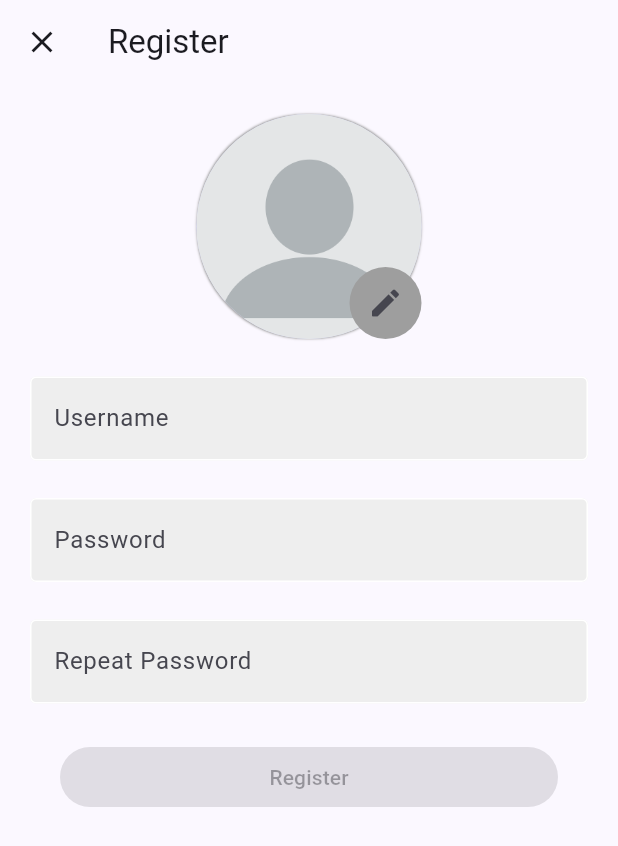
After one commit to WiktorOgrodnik/vhome-app, a Flutter app: the screen it shows after launch, after a tap on "Create new account", on a phone screen of 412 x 824 dp. The commit adds this screen. Shown: the top 846 px of the screen. Run offline on Flutter 3.47's test engine with Material 3 defaults, Android fonts, the phone set to English and light mode, and no system bars; our stand-ins replace bloc, equatable, flutter_bloc, formz, image_picker, rxdart; missing offline and left inert: file_selector.

Commit message:
adds registration

```diff
--- a/lib/login_page/view/login_page.dart
+++ b/lib/login_page/view/login_page.dart
@@ -2,6 +2,7 @@ import 'package:flutter/material.dart';
 import 'package:flutter_bloc/flutter_bloc.dart';
 import 'package:vhome_frontend/login_page/bloc/login_bloc.dart';
 import 'package:vhome_frontend/login_page/view/view.dart';
+import 'package:vhome_frontend/register/view/view.dart';
 import 'package:vhome_repository/vhome_repository.dart';
 
 class LoginPage extends StatelessWidget {
@@ -42,7 +43,18 @@ class LoginPage extends StatelessWidget {
                     create: (context) =>
                       LoginBloc(repository: context.read<VhomeRepository>()),
                     child: const LoginForm(),
-                  )
+                  ),
+                  const Spacer(flex: 2),
+                  Padding(
+                    padding: const EdgeInsets.all(25.0),
+                    child: ElevatedButton(
+                      onPressed: () =>
+                        Navigator.of(context).push(
+                          RegisterPage.route(),
+                        ),
+                      child: Text("Create new account"),
+                    ),
+                  ),
                 ],
               ),
             ),
--- /dev/null
+++ b/lib/register/bloc/register_bloc.dart
@@ -0,0 +1,107 @@
+import 'dart:typed_data';
+
+import 'package:bloc/bloc.dart';
+import 'package:equatable/equatable.dart';
+import 'package:file_selector/file_selector.dart';
+import 'package:flutter/foundation.dart';
+import 'package:formz/formz.dart';
+import 'package:vhome_frontend/register/register.dart';
+import 'package:vhome_repository/vhome_repository.dart';
+
+part 'register_event.dart';
+part 'register_state.dart';
+
+class RegisterBloc extends Bloc<RegisterEvent, RegisterState> {
+  RegisterBloc({
+    required VhomeRepository repository
+  }) : _repository = repository, super(RegisterState()) {
+    on<RegisterSubmitted>(_onSubmitted);
+    on<RegisterUsernameChanged>(_onUsernameChanged);
+    on<RegisterPasswordChanged>(_onPasswordChanged);
+    on<RegisterRepeatPasswordChanged>(_onRepeatPasswordChanged);
+    on<RegisterUserPictureChangeRequested>(_onRegisterUserPictureChangeRequested);
+  }
+
+  final VhomeRepository _repository;
+
+  void _onUsernameChanged(
+    RegisterUsernameChanged event,
+    Emitter<RegisterState> emit
+  ) {
+    final username = Username.dirty(event.username);
+    emit(
+      state.copyWith(
+        username: username,
+        isValid: Formz.validate([username, state.password, state.repeatPassword])
+      )
+    );
+  }
+
+  void _onPasswordChanged(
+    RegisterPasswordChanged event,
+    Emitter<RegisterState> emit
+  ) {
+    final password = Password.dirty(event.password);
+    emit(
+      state.copyWith(
+        password: password,
+        isValid: Formz.validate([state.username, password, state.repeatPassword])
+      )
+    );
+  }
+
+  void _onRepeatPasswordChanged(
+    RegisterRepeatPasswordChanged event,
+    Emitter<RegisterState> emit
+  ) {
+    final repeatPassword = RepeatPassword.dirty(
+      password: state.password.value,
+      value: event.repeatPassword
+    );
+
+    emit(
+      state.copyWith(
+        repeatPassword: repeatPassword,
+        isValid: Formz.validate([state.username, state.password, repeatPassword])
+      )
+    );
+  }
+
+  Future<void> _onRegisterUserPictureChangeRequested(
+    RegisterUserPictureChangeRequested event,
+    Emitter<RegisterState> emit,
+  ) async {
+    const XTypeGroup typeGroup = XTypeGroup(
+      label: 'images',
+      extensions: <String>['png'],
+    );
+    final XFile? file =
+      await openFile(acceptedTypeGroups: <XTypeGroup>[typeGroup]);
+
+    emit(state.copyWith(status: RegisterStatus.loadingPicture));
+
+    if (file != null) {
+      final picture = await file.readAsBytes();
+      emit(state.copyWith(status: RegisterStatus.ready, picture: picture));
+    }
+  }
+
+  Future<void> _onSubmitted(
+    RegisterSubmitted event,
+    Emitter<RegisterState> emit,
+  ) async {
+    if (state.isValid) {
+      try {
+        await _repository.registerUser(
+          state.username.value,
+          state.password.value,
+          state.picture
+        );
+        emit(state.copyWith(formStatus: FormzSubmissionStatus.success));
+      } catch (error) {
+        print(error);
+        emit(state.copyWith(formStatus: FormzSubmissionStatus.failure));
+      }
+    }
+  }
+}
--- /dev/null
+++ b/lib/register/bloc/register_event.dart
@@ -0,0 +1,41 @@
+part of 'register_bloc.dart';
+
+sealed class RegisterEvent extends Equatable {
+  const RegisterEvent();
+
+  @override
+  List<Object> get props => [];
+}
+
+
+final class RegisterUsernameChanged extends RegisterEvent {
+  const RegisterUsernameChanged({required this.username});
+  final String username;
+
+  @override
+  List<Object> get props => [username];
+}
+
+final class RegisterPasswordChanged extends RegisterEvent {
+  const RegisterPasswordChanged({required this.password});
+  final String password;
+
+  @override
+  List<Object> get props => [password];
+}
+
+final class RegisterRepeatPasswordChanged extends RegisterEvent {
+  const RegisterRepeatPasswordChanged({required this.repeatPassword});
+  final String repeatPassword;
+
+  @override
+  List<Object> get props => [repeatPassword];
+}
+
+final class RegisterUserPictureChangeRequested extends RegisterEvent {
+  const RegisterUserPictureChangeRequested();
+}
+
+final class RegisterSubmitted extends RegisterEvent {
+  const RegisterSubmitted();
+}
--- /dev/null
+++ b/lib/register/bloc/register_state.dart
@@ -0,0 +1,49 @@
+part of 'register_bloc.dart';
+
+enum RegisterStatus {
+  loadingPicture,
+  ready,
+}
+
+final class RegisterState extends Equatable {
+  const RegisterState({
+    this.formStatus = FormzSubmissionStatus.initial,
+    this.status = RegisterStatus.ready,
+    this.username = const Username.pure(),
+    this.password = const Password.pure(),
+    this.repeatPassword = const RepeatPassword.pure(),
+    this.picture,
+    this.isValid = false,
+  });
+
+  final FormzSubmissionStatus formStatus;
+  final RegisterStatus status;
+  final Username username;
+  final Password password;
+  final RepeatPassword repeatPassword;
+  final Uint8List? picture;
+  final bool isValid;
+
+  RegisterState copyWith({
+    FormzSubmissionStatus? formStatus,
+    RegisterStatus? status,
+    Username? username,
+    Password? password,
+    RepeatPassword? repeatPassword,
+    Uint8List? picture,
+    bool? isValid,
+  }) {
+    return RegisterState(
+      formStatus: formStatus ?? this.formStatus,
+      status: status ?? this.status,
+      username: username ?? this.username,
+      password: password ?? this.password,
+      repeatPassword: repeatPassword ?? this.repeatPassword,
+      picture: picture ?? this.picture,
+      isValid: isValid ?? this.isValid,
+    );
+  }
+
+  @override
+  List<Object?> get props => [formStatus, status, username, password, repeatPassword, picture, isValid];
+}
--- /dev/null
+++ b/lib/register/models/models.dart
@@ -0,0 +1,3 @@
+export 'password.dart';
+export 'repeat_password.dart';
+export 'username.dart';
--- /dev/null
+++ b/lib/register/models/password.dart
@@ -0,0 +1,14 @@
+import 'package:formz/formz.dart';
+
+enum PasswordValidationError { empty }
+
+class Password extends FormzInput<String, PasswordValidationError> {
+  const Password.pure() : super.pure('');
+  const Password.dirty([super.value = '']) : super.dirty();
+
+  @override
+  PasswordValidationError? validator(String value) {
+    if (value.isEmpty) return PasswordValidationError.empty;
+    return null;
+  }
+}
--- /dev/null
+++ b/lib/register/models/repeat_password.dart
@@ -0,0 +1,37 @@
+import 'package:formz/formz.dart';
+
+enum RepeatPasswordValidationError { empty, mismatch }
+
+class RepeatPassword extends FormzInput<String, RepeatPasswordValidationError> {
+  final String password;
+
+  const RepeatPassword.pure({
+    this.password = ''
+  }) : super.pure('');
+
+  const RepeatPassword.dirty({
+    required this.password,
+    String value = ''
+  }) : super.dirty(value);
+
+  @override
+  RepeatPasswordValidationError? validator(String value) {
+    if (value.isEmpty) return RepeatPasswordValidationError.empty;
+    if (password != value) return RepeatPasswordValidationError.mismatch;
+
+    return null;
+  }
+}
+
+extension Explanation on RepeatPasswordValidationError {
+  String? get name {
+    switch(this) {
+      case RepeatPasswordValidationError.empty:
+        return 'repeat password can not be empty';
+      case RepeatPasswordValidationError.mismatch:
+        return 'passwords not match';
+      default:
+        return null;
+    }
+  }
+}
--- /dev/null
+++ b/lib/register/models/username.dart
@@ -0,0 +1,14 @@
+import 'package:formz/formz.dart';
+
+enum UsernameValidationError { empty }
+
+class Username extends FormzInput<String, UsernameValidationError> {
+  const Username.pure() : super.pure('');
+  const Username.dirty([super.value = '']) : super.dirty();
+
+  @override
+  UsernameValidationError? validator(String value) {
+    if (value.isEmpty) return UsernameValidationError.empty;
+    return null;
+  }
+}
--- /dev/null
+++ b/lib/register/register.dart
@@ -0,0 +1,3 @@
+export 'bloc/register_bloc.dart';
+export 'models/models.dart';
+export 'view/view.dart';
--- /dev/null
+++ b/lib/register/view/register_page.dart
@@ -0,0 +1,205 @@
+import 'package:flutter/material.dart';
+import 'package:flutter_bloc/flutter_bloc.dart';
+import 'package:formz/formz.dart';
+import 'package:vhome_frontend/register/register.dart';
+import 'package:vhome_frontend/widgets/widgets.dart';
+import 'package:vhome_repository/vhome_repository.dart';
+
+class RegisterPage extends StatelessWidget {
+  const RegisterPage({super.key});
+
+  static Route<void> route({Taskset? taskset, Task? task}) {
+    return MaterialPageRoute(
+      fullscreenDialog: true,
+      builder: (context) => BlocProvider(
+        create: (context) => RegisterBloc(
+          repository: context.read<VhomeRepository>(),
+        ),
+        child: RegisterPage(),
+      ),
+    );
+  }
+
+  @override
+  Widget build(BuildContext context) {
+    return MultiBlocListener(
+      listeners: [
+        BlocListener<RegisterBloc, RegisterState>(
+          listenWhen: (previous, current) =>
+            previous.formStatus != current.formStatus &&
+            current.formStatus.isSuccess,
+          listener: (context, state) => Navigator.of(context).pop(),
+        ),
+        BlocListener<RegisterBloc, RegisterState>(
+          listenWhen: (previous, current) =>
+            previous.formStatus != current.formStatus &&
+            current.formStatus.isFailure,
+          listener: (context, state) =>
+            ScaffoldMessenger.of(context)
+              ..hideCurrentSnackBar()
+              ..showSnackBar(
+                const SnackBar(
+                  content: Text("Failed to register user!")
+                )
+              )
+        ),
+      ],
+      child: RegisterView(),
+    );
+  }
+}
+
+class RegisterView extends StatelessWidget {
+  const RegisterView({super.key});
+
+  @override
+  Widget build(BuildContext context) {
+    return Scaffold(
+      appBar: AppBar(
+        title: Text("Register")
+      ),
+      body: Container(
+        alignment: Alignment.topCenter,
+        child: SizedBox(
+          width: 1000,
+          child: Scrollbar(
+            child: SingleChildScrollView(
+              child: Padding(
+                padding: const EdgeInsets.all(20.0),
+                child: Column(
+                  crossAxisAlignment: CrossAxisAlignment.center,
+                  children: [
+                    _UserProfilePicture(),
+                    SizedBox(height: 25),
+                    _UsernameField(),
+                    SizedBox(height: 25),
+                    _PasswordField(),
+                    SizedBox(height: 25),
+                    _RepeatPasswordField(),
+                    SizedBox(height: 25),
+                    _AcceptButton(),
+                  ],
+                ),
+              ),
+            ),
+          ),
+        ),
+      )
+    );
+  }
+}
+
+class _UserProfilePicture extends StatelessWidget {
+  const _UserProfilePicture();
+
+  @override
+  Widget build(BuildContext context) {
+    return Stack(
+      children: [
+        BlocBuilder<RegisterBloc, RegisterState>(
+          buildWhen: (previous, current) =>
+            previous.status != current.status &&
+            current.status == RegisterStatus.ready,
+          builder: (context, state) {
+            if (state.picture == null) {
+              return UserIcon(AssetImage("assets/profile_picture.png"), size: 150.0);
+            } else {
+              return UserIcon(MemoryImage(state.picture!), size: 150.0);
+            }
+          }
+        ),
+        Positioned(
+          bottom: 0.0,
+          right: 0.0,
+          child: Container(
+            decoration: ShapeDecoration(
+              color: Colors.grey,
+              shape: CircleBorder(),
+            ),
+            child: IconButton(
+              onPressed: () =>
+                context
+                  .read<RegisterBloc>()
+                  .add(RegisterUserPictureChangeRequested()),
+              icon: Icon(Icons.edit_rounded),
+            ),
+          ),
+        )
+      ]
+    );
+  }
+}
+
+class _UsernameField extends StatelessWidget {
+  const _UsernameField();
+
+  @override
+  Widget build(BuildContext context) {
+    return BlocBuilder<RegisterBloc, RegisterState>(
+      buildWhen: (previous, current) => previous.username != current.username,
+      builder: (context, state) {
+        return StandardFormField(
+          hintText: "Username",
+          onChanged: (value) => context.read<RegisterBloc>().add(RegisterUsernameChanged(username: value)),
+          errorText: state.username.displayError != null ? 'username can not be null' : null,
+        );
+      }
+    );
+  }
+}
+
+class _PasswordField extends StatelessWidget {
+  const _PasswordField();
+
+  @override
+  Widget build(BuildContext context) {
+    return BlocBuilder<RegisterBloc, RegisterState>(
+      buildWhen: (previous, current) => previous.password != current.password,
+      builder: (context, state) {
+        return StandardFormField(
+          hintText: "Password",
+          obscureText: true,
+          onChanged: (value) => context.read<RegisterBloc>().add(RegisterPasswordChanged(password: value)),
+          errorText: state.password.displayError != null ? 'password can not be null' : null,
+        );
+      }
+    );
+  }
+}
+
+class _RepeatPasswordField extends StatelessWidget {
+  const _RepeatPasswordField();
+
+  @override
+  Widget build(BuildContext context) {
+    return BlocBuilder<RegisterBloc, RegisterState>(
+      buildWhen: (previous, current) => previous.repeatPassword != current.repeatPassword,
+      builder: (context, state) {
+        return StandardFormField(
+          hintText: "Repeat Password",
+          obscureText: true,
+          onChanged: (value) => context.read<RegisterBloc>().add(RegisterRepeatPasswordChanged(repeatPassword: value)),
+          errorText: state.repeatPassword.displayError?.name,
+        );
+      }
+    );
+  }
+}
+
+class _AcceptButton extends StatelessWidget {
+  const _AcceptButton();
+
+  @override
+  Widget build(BuildContext context) {
+    final state = context.select((RegisterBloc bloc) => bloc.state);
+
+    return state.formStatus.isInProgress
+        ? const CircularProgressIndicator()
+        : ConfirmButton(
+            onPressed: state.isValid
+              ? () => context.read<RegisterBloc>().add(const RegisterSubmitted())
+              : null,
+            child: Text("Register"),
+          );
+  }
+}
--- /dev/null
+++ b/lib/register/view/view.dart
@@ -0,0 +1 @@
+export 'register_page.dart';
--- a/lib/users/bloc/users_event.dart
+++ b/lib/users/bloc/users_event.dart
@@ -25,3 +25,5 @@ final class UserTaskAssigned extends UsersEvent {
   @override
   List<Object> get props => [task, user, value];
 }
+
+final class UsersUploadProfilePictureRequested extends UsersEvent {}
--- a/packages/vhome_repository/lib/src/vhome_repository.dart
+++ b/packages/vhome_repository/lib/src/vhome_repository.dart
@@ -1,5 +1,6 @@
 import 'dart:async';
 
+import 'package:flutter/foundation.dart';
 import 'package:vhome_repository/src/auth_state.dart';
 import 'package:vhome_web_api/vhome_web_api.dart';
 
@@ -76,6 +77,21 @@ class VhomeRepository {
     );
 
     return data != null;
+  }
+
+  Future<void> registerUser(String username, String password, Uint8List? picture) async {
+    await _userApi.registerUser(username, password);
+
+    final data = await _authApi.getAuthToken(username, password);
+    if (data == null) {
+      throw Exception("Could not verify user log in");
+    }
+
+    if (picture != null) {
+      await _userApi.uploadUserPicture(data.token, picture);
+    }
+
+    await _authApi.logout(data.token);
   }
 
   Future<void> selectGroup(int groupId) async {
@@ -176,6 +192,8 @@ class VhomeRepository {
 
   Stream<List<User>> getUsers()
     => _userApi.getUsers(_authStateController.token);
+  Future<void> uploadProfilePicture(Uint8List data)
+    => _userApi.uploadUserPicture(_authStateController.token, data);
   void refreshUsers()
     => _userApi.refreshUsers();
 
--- a/packages/vhome_web_api/lib/src/api/login.dart
+++ b/packages/vhome_web_api/lib/src/api/login.dart
@@ -19,7 +19,6 @@ class AuthApi {
         "content-type":"application/json"
       },
     );
-
 
     return response.statusCode == 200
         ? UserLogin.fromJson(jsonDecode(response.body))
--- a/pubspec.yaml
+++ b/pubspec.yaml
@@ -29,6 +29,9 @@ dependencies:
   tuple: ^2.0.2
   formz: ^0.7.0
   multi_dropdown: ^2.1.4
+  image_picker: ^1.1.2
+  file_selector_linux: ^0.9.2+1
+  file_selector: ^1.0.3
 
 dev_dependencies:
   flutter_test:
@@ -38,3 +41,5 @@ dev_dependencies:
 
 flutter:
   uses-material-design: true
+  assets:
+    - assets/profile_picture.png
```
Also changed, not shown: lib/settings/views/settings_page.dart (+25 -1 lines), lib/users/bloc/users_bloc.dart (+23 -0 lines), packages/vhome_web_api/lib/src/api/user.dart (+46 -3 lines), assets/profile_picture.png (added), pubspec.lock, 5 other files.
